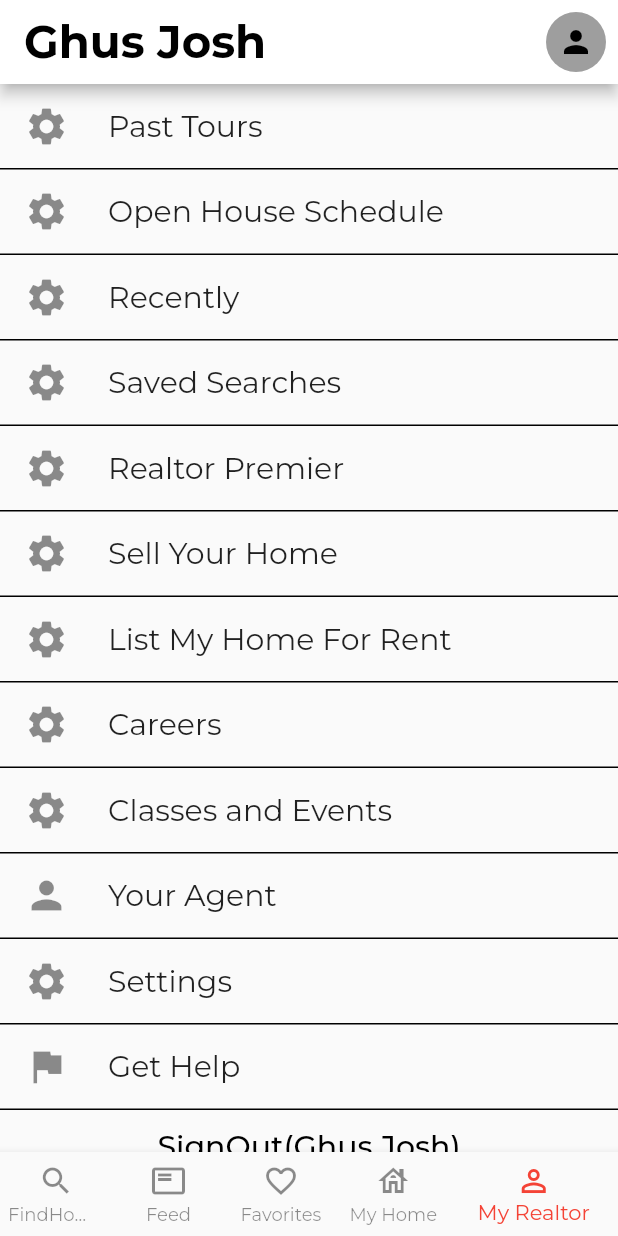
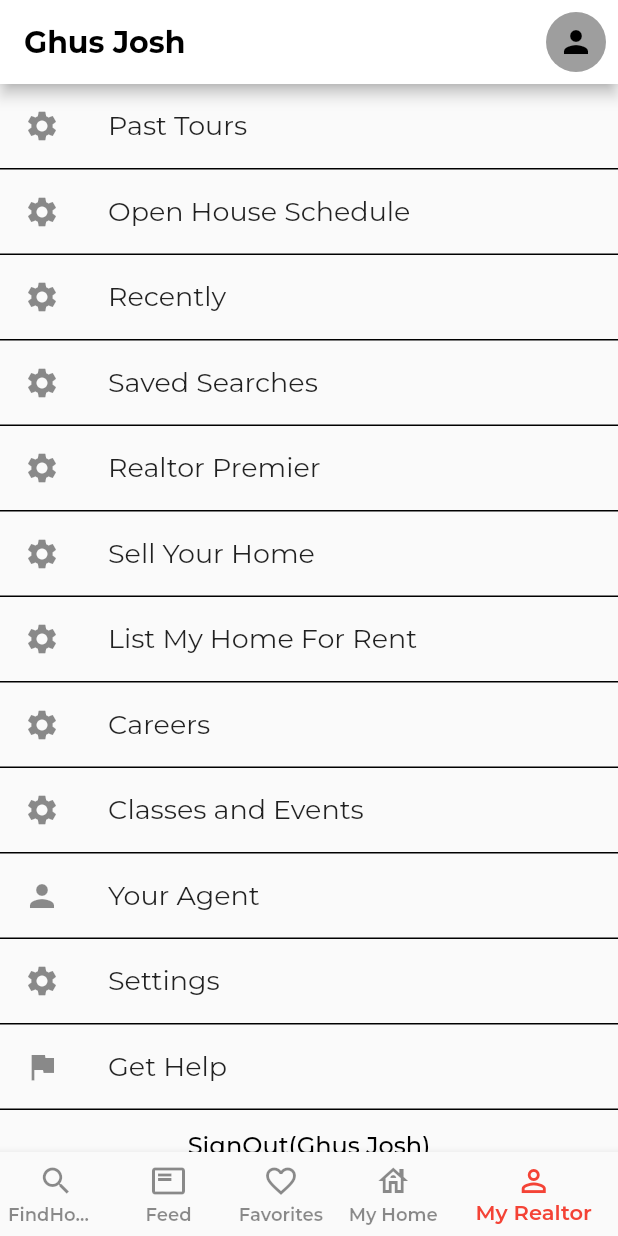
Before and after one commit to Ghasasira/realtor, a Flutter app: the screen it shows after launch, item 5 of the bottom bar chosen, on a phone screen of 412 x 824 dp. Run offline on Flutter 3.47's test engine with Material 2 defaults, Android fonts, the phone set to English and light mode, and no system bars; our stand-ins replace dotted_border, dropdown_button2, flutter_rating_bar, get, google_maps_flutter, lorem_ipsum; project files that could hold a hidden picture were left out.

Commit message:
willy wonker

```diff
--- a/realtor/lib/main.dart
+++ b/realtor/lib/main.dart
@@ -22,7 +22,22 @@ class MyApp extends StatelessWidget {
     return GetMaterialApp(
       debugShowCheckedModeBanner: false,
       //theme:,
-      theme: ThemeData(fontFamily: "Montserrat"),
+      theme: ThemeData(
+          fontFamily: "Montserrat",
+          textTheme: TextTheme(
+            bodySmall: TextStyle(
+              fontWeight: FontWeight.w600,
+              color: Colors.black,
+            ),
+            bodyMedium: TextStyle(
+              fontWeight: FontWeight.w600,
+              color: Colors.black,
+            ),
+            bodyLarge: TextStyle(
+              fontWeight: FontWeight.w600,
+              color: Colors.black,
+            ),
+          )),
       home: Home(),
     );
   }
--- a/realtor/lib/reusables/menuTile.dart
+++ b/realtor/lib/reusables/menuTile.dart
@@ -22,12 +22,12 @@ class MenuTile extends StatelessWidget {
         child: ListTile(
           leading: Icon(
             icon,
-            size: 30.0,
+            size: 24.0,
           ),
           title: Text(
             label!,
             style: TextStyle(
-              fontSize: 20.0,
+              fontSize: 18.0,
             ),
           ),
         ),
--- a/realtor/lib/screens/myRealtor/myRealtor.dart
+++ b/realtor/lib/screens/myRealtor/myRealtor.dart
@@ -12,7 +12,9 @@ class MyRealtor extends StatelessWidget {
           title: Text(
             'Ghus Josh',
             style: TextStyle(
-                fontWeight: FontWeight.bold, fontSize: 30, color: Colors.black),
+                fontWeight: FontWeight.bold,
+                fontSize: 20.0,
+                color: Colors.black),
           ),
           actions: [
             Padding(
@@ -88,7 +90,7 @@ class MyRealtor extends StatelessWidget {
                 "SignOut(Ghus Josh)",
                 style: TextStyle(
                   color: Colors.black,
-                  fontSize: 20,
+                  fontSize: 16.0,
                 ),
               ),
             ),
--- a/realtor/pubspec.yaml
+++ b/realtor/pubspec.yaml
@@ -83,6 +83,7 @@ flutter:
     - family: Montserrat
       fonts:
         - asset: fonts/Montserrat-VariableFont_wght.ttf
+        - asset: fonts/Montserrat-Regular.ttf
         - asset: fonts/Montserrat-Italic-VariableFont_wght.ttf
         # style: italic
   #   - family: Trajan Pro
```
Also changed, not shown: realtor/lib/controllers/propertyController.dart (+29 -0 lines), realtor/fonts/Montserrat-Regular.ttf (added).
